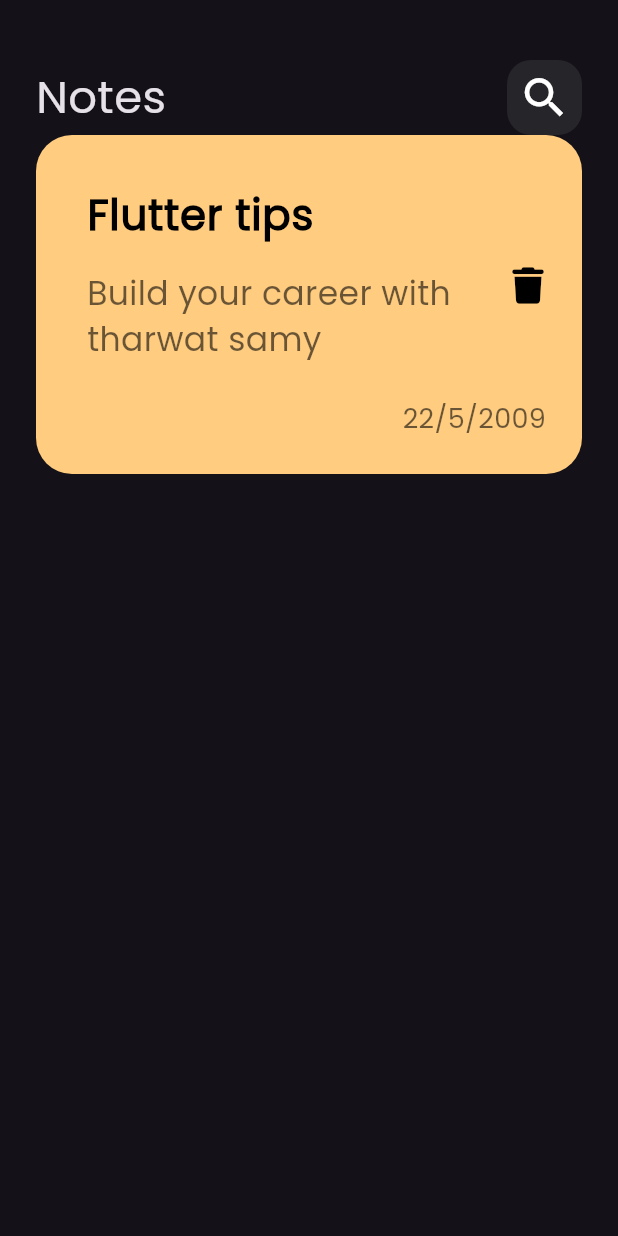
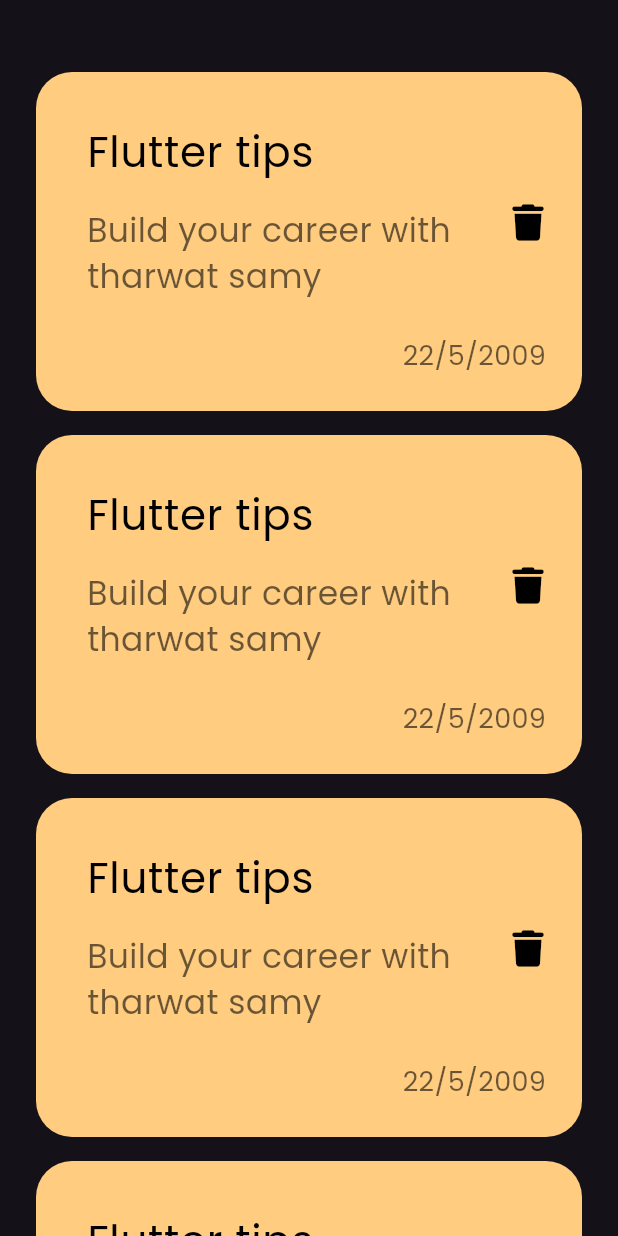
Before and after one commit to MahmoodRihanya/note_app, a Flutter app: the screen it shows after launch, on a phone screen of 412 x 824 dp. Run offline on Flutter 3.47's test engine with Material 3 defaults, Android fonts, the phone set to English and light mode, and no system bars; our stand-ins replace font_awesome_flutter.

Commit message:
create notes list

```diff
--- a/lib/views/home_view.dart
+++ b/lib/views/home_view.dart
@@ -6,6 +6,6 @@ class HomeView extends StatelessWidget {
 
   @override
   Widget build(BuildContext context) {
-    return Scaffold(body: CustomBody());
+    return const Scaffold(body: CustomBody());
   }
 }
--- a/lib/views/widgets/custom_body.dart
+++ b/lib/views/widgets/custom_body.dart
@@ -1,16 +1,16 @@
 import 'package:flutter/material.dart';
-import 'package:notes_app/views/widgets/custom_appbar.dart';
-import 'package:notes_app/views/widgets/custom_note_item.dart';
+
+import 'package:notes_app/views/widgets/notes_list_view.dart';
 
 class CustomBody extends StatelessWidget {
   const CustomBody({super.key});
 
   @override
   Widget build(BuildContext context) {
-    return Padding(
-      padding: const EdgeInsets.symmetric(horizontal: 24),
+    return const Padding(
+      padding: EdgeInsets.symmetric(horizontal: 24),
       child: Column(
-        children: [SizedBox(height: 40), CustomAppBar(), CustomNoteItem()],
+        children: [SizedBox(height: 40), Expanded(child: NotesList())],
       ),
     );
   }
--- a/lib/views/widgets/custom_note_item.dart
+++ b/lib/views/widgets/custom_note_item.dart
@@ -7,7 +7,7 @@ class CustomNoteItem extends StatelessWidget {
   @override
   Widget build(BuildContext context) {
     return Container(
-      padding: EdgeInsets.only(top: 24, bottom: 24, left: 18),
+      padding: const EdgeInsets.only(top: 24, bottom: 24, left: 18),
       decoration: BoxDecoration(
         borderRadius: BorderRadius.circular(24),
         color: Color(0xffFFCC80),
@@ -16,14 +16,10 @@ class CustomNoteItem extends StatelessWidget {
         crossAxisAlignment: CrossAxisAlignment.end,
         children: [
           ListTile(
-            trailing: Icon(FontAwesomeIcons.trash, color: Colors.black),
-            title: Text(
+            trailing: const Icon(FontAwesomeIcons.trash, color: Colors.black),
+            title: const Text(
               'Flutter tips',
-              style: TextStyle(
-                color: Colors.black,
-                fontSize: 28,
-                fontWeight: FontWeight.bold,
-              ),
+              style: TextStyle(color: Colors.black, fontSize: 28),
             ),
             subtitle: Padding(
               padding: const EdgeInsets.symmetric(vertical: 16),
--- a/lib/views/widgets/custom_search_icon.dart
+++ b/lib/views/widgets/custom_search_icon.dart
@@ -12,7 +12,7 @@ class CustomSearchIcon extends StatelessWidget {
         color: Colors.white.withAlpha(20),
         borderRadius: BorderRadius.circular(16),
       ),
-      child: Center(child: const Icon(Icons.search, size: 35)),
+      child: const Center(child: Icon(Icons.search, size: 35)),
     );
   }
 }
--- /dev/null
+++ b/lib/views/widgets/notes_list_view.dart
@@ -0,0 +1,18 @@
+import 'package:flutter/material.dart';
+import 'package:notes_app/views/widgets/custom_note_item.dart';
+
+class NotesList extends StatelessWidget {
+  const NotesList({super.key});
+
+  @override
+  Widget build(BuildContext context) {
+    return ListView.builder(
+      itemBuilder: (context, index) {
+        return Padding(
+          padding: const EdgeInsets.symmetric(vertical: 8),
+          child: const CustomNoteItem(),
+        );
+      },
+    );
+  }
+}
```
